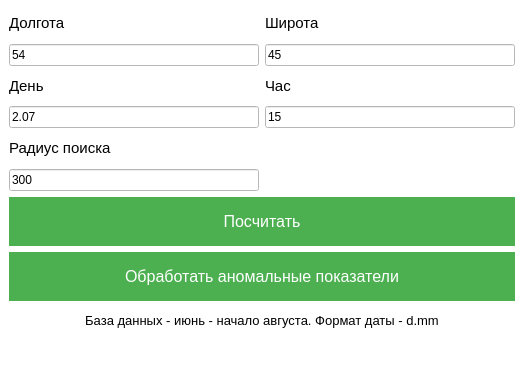
Above: weather_forecast/mainwindow.ui from 3614N/weather-forecast before the change. Below: the same form after it.
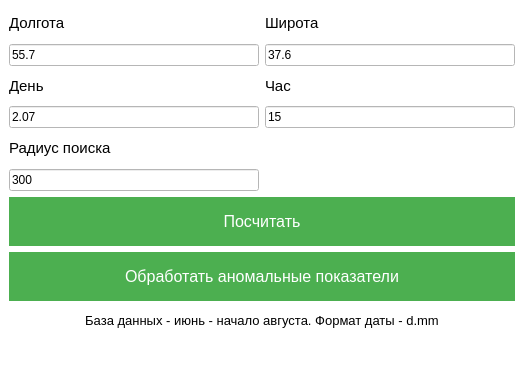
That is the form after the change.

What changed in the file:
```diff
--- a/weather_forecast/mainwindow.ui
+++ b/weather_forecast/mainwindow.ui
@@ -89,7 +89,7 @@
     <item row="1" column="0">
      <widget class="QLineEdit" name="latitude">
       <property name="text">
-       <string>54</string>
+       <string>55.7</string>
       </property>
      </widget>
     </item>
@@ -120,7 +120,7 @@
     <item row="1" column="1">
      <widget class="QLineEdit" name="longitude">
       <property name="text">
-       <string>45</string>
+       <string>37.6</string>
       </property>
      </widget>
     </item>
```
Left out of the diff: 2 changed lines with no effect on the pictures.
